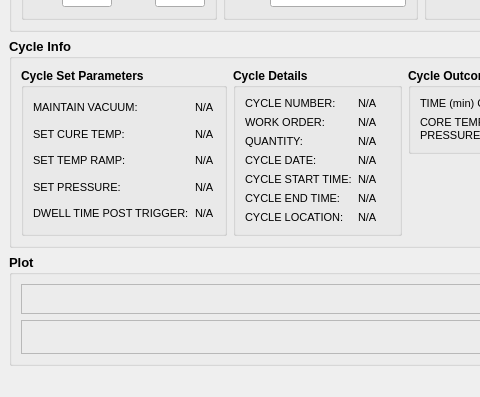
Qt form RaspPiReader/qt/main.ui (ayroop/RaspPiReader) before a commit; both pictures show x 0 to 480 and y 190 to 587 of the 641 by 587 pixel window.
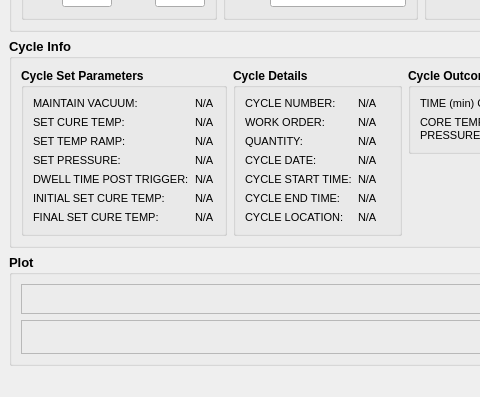
The same form after that commit.

Commit message: Fix UI and add initialSetCureTempSpinBox , initial_set_cure_temp

```diff
--- a/RaspPiReader/qt/main.ui
+++ b/RaspPiReader/qt/main.ui
@@ -229,6 +229,34 @@
                 </property>
                </widget>
               </item>
+              <item>
+               <widget class="QLabel" name="cH1Label_16">
+                <property name="font">
+                 <font>
+                  <pointsize>8</pointsize>
+                  <weight>50</weight>
+                  <bold>false</bold>
+                 </font>
+                </property>
+                <property name="text">
+                 <string>INITIAL SET CURE TEMP:</string>
+                </property>
+               </widget>
+              </item>
+              <item>
+               <widget class="QLabel" name="cH1Label_17">
+                <property name="font">
+                 <font>
+                  <pointsize>8</pointsize>
+                  <weight>50</weight>
+                  <bold>false</bold>
+                 </font>
+                </property>
+                <property name="text">
+                 <string>FINAL SET CURE TEMP:</string>
+                </property>
+               </widget>
+              </item>
              </layout>
             </item>
             <item>
@@ -303,6 +331,34 @@
                 </property>
                </widget>
               </item>
+              <item>
+               <widget class="QLabel" name="p6">
+                <property name="font">
+                 <font>
+                  <pointsize>8</pointsize>
+                  <weight>50</weight>
+                  <bold>false</bold>
+                 </font>
+                </property>
+                <property name="text">
+                 <string>N/A</string>
+                </property>
+               </widget>
+              </item>
+              <item>
+               <widget class="QLabel" name="p7">
+                <property name="font">
+                 <font>
+                  <pointsize>8</pointsize>
+                  <weight>50</weight>
+                  <bold>false</bold>
+                 </font>
+                </property>
+                <property name="text">
+                 <string>N/A</string>
+                </property>
+               </widget>
+              </item>
              </layout>
             </item>
            </layout>
```
The commit also changes 2 other files.
